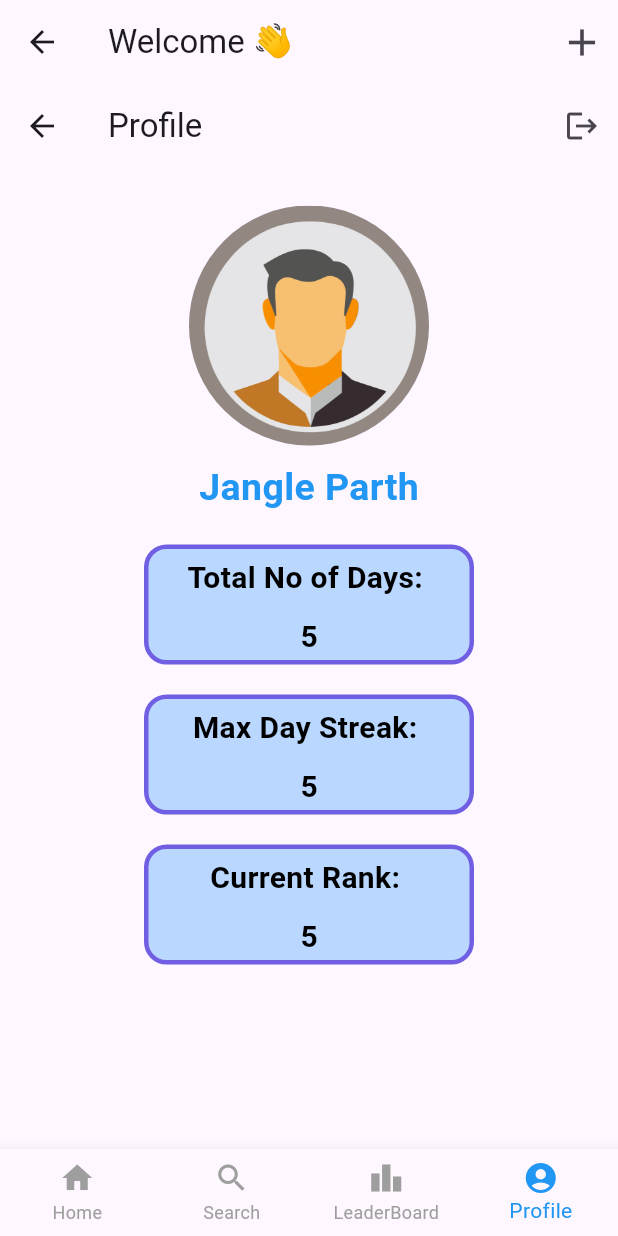
After one commit to Jangle-Parth/Code-Everyday, a Flutter app: the HomeScreen screen opened directly, item 4 of the bottom bar chosen, after a tap on the "logout" icon, on a phone screen of 412 x 824 dp. The commit adds this screen. Run offline on Flutter 3.47's test engine with Material 3 defaults, Android fonts, the phone set to English and light mode, and no system bars; our stand-ins replace cloud_firestore, firebase_auth, firebase_core; accounts and stored records are empty.

Commit message:
worked on profile screen

```diff
--- a/lib/firebase/database.dart
+++ b/lib/firebase/database.dart
@@ -2,15 +2,15 @@ import 'package:cloud_firestore/cloud_firestore.dart';
 import 'package:firebase_auth/firebase_auth.dart';
 
 class DatabaseMethods {
-  Future addDay(Map<String, dynamic> dayinfo, String id) async {
-    return await FirebaseFirestore.instance
-        .collection("Days")
-        .doc(id)
-        .set(dayinfo);
+  Future addDay(Map<String, dynamic> dayinfo) async {
+    return await FirebaseFirestore.instance.collection("Days").add(dayinfo);
   }
 
   Future<Stream<QuerySnapshot>> getDays() async {
-    return await FirebaseFirestore.instance.collection("Days").snapshots();
+    return await FirebaseFirestore.instance
+        .collection("Days")
+        .orderBy("day", descending: true)
+        .snapshots();
   }
 
   Future<Stream<QuerySnapshot>> getUser() async {
@@ -29,7 +29,8 @@ class DatabaseMethods {
         Map<String, dynamic> user = {
           "name": username,
           "email": email,
-          "uid": cred.user?.uid
+          "uid": cred.user?.uid,
+          "days": 0
         };
 
         return await FirebaseFirestore.instance
@@ -39,4 +40,26 @@ class DatabaseMethods {
       }
     } catch (e) {}
   }
+
+  Future<void> updateDay() async {
+    try {
+      DocumentReference userDocRef = FirebaseFirestore.instance
+          .collection('users')
+          .doc(FirebaseAuth.instance.currentUser?.uid);
+
+      await FirebaseFirestore.instance.runTransaction((transaction) async {
+        DocumentSnapshot userDocSnapshot = await transaction.get(userDocRef);
+        if (userDocSnapshot.exists) {
+          int currentDays = userDocSnapshot['days'];
+          transaction.update(userDocRef, {'days': currentDays + 1});
+        }
+      });
+    } catch (e) {
+      print(e.toString());
+    }
+  }
+
+  Future signOut() async {
+    return await FirebaseAuth.instance.signOut();
+  }
 }
--- a/lib/screens/home.dart
+++ b/lib/screens/home.dart
@@ -1,8 +1,12 @@
 import 'package:cloud_firestore/cloud_firestore.dart';
 import 'package:code_everyday/data/messagemodel.dart';
 import 'package:code_everyday/firebase/database.dart';
+import 'package:code_everyday/screens/leaderboardscreen.dart';
+import 'package:code_everyday/screens/profilescreen.dart';
+import 'package:code_everyday/screens/searchscreen.dart';
 import 'package:code_everyday/widgets/message.dart';
 import 'package:code_everyday/widgets/messageform.dart';
+import 'package:firebase_auth/firebase_auth.dart';
 import 'package:flutter/material.dart';
 
 class HomeScreen extends StatefulWidget {
@@ -10,6 +14,14 @@ class HomeScreen extends StatefulWidget {
 
   @override
   State<HomeScreen> createState() => _HomeScreenState();
+}
+
+Future getUserData() async {
+  DocumentSnapshot userDoc = await FirebaseFirestore.instance
+      .collection('users')
+      .doc(FirebaseAuth.instance.currentUser?.uid)
+      .get();
+  return userDoc;
 }
 
 class _HomeScreenState extends State<HomeScreen> {
@@ -28,6 +40,12 @@ class _HomeScreenState extends State<HomeScreen> {
   }
 
   Stream? DayStream;
+  int pageindex = 0;
+  List screens = [
+    const SearchScreen(),
+    const LeaderBoardScreen(),
+    const ProfileScreen(),
+  ];
   getontheload() async {
     DayStream = await DatabaseMethods().getDays();
     setState(() {});
@@ -55,22 +73,46 @@ class _HomeScreenState extends State<HomeScreen> {
                   )
                 ],
               ),
-              body: snapshot.hasData
+              bottomNavigationBar: BottomNavigationBar(
+                  type: BottomNavigationBarType.fixed,
+                  currentIndex: pageindex,
+                  selectedItemColor: Colors.blue,
+                  unselectedItemColor: Colors.grey,
+                  onTap: (index) {
+                    setState(() {
+                      pageindex = index;
+                    });
+                  },
+                  items: const [
+                    BottomNavigationBarItem(
+                      icon: Icon(Icons.home),
+                      label: "Home",
+                    ),
+                    BottomNavigationBarItem(
+                        icon: Icon(Icons.search), label: "Search"),
+                    BottomNavigationBarItem(
+                        icon: Icon(Icons.leaderboard), label: "LeaderBoard"),
+                    BottomNavigationBarItem(
+                        icon: Icon(Icons.account_circle), label: "Profile"),
+                  ]),
+              body: pageindex == 0
+                  ? snapshot.hasData
                       ? ListView.builder(
                           itemCount: snapshot.data.docs.length,
                           itemBuilder: (BuildContext context, int index) {
                             DocumentSnapshot doc = snapshot.data.docs[index];
                             return Message(
                               message: MessageModel(
-                              day: doc['day'],
+                                  day: "${doc['day']}",
                                   message: doc['message'],
                                   name: doc['name']),
                             );
                           },
                         )
                       : const Center(
-                      child: Text("Aarambh"),
-                    ));
+                          child: CircularProgressIndicator(),
+                        )
+                  : screens[pageindex - 1]);
         });
   }
 }
--- /dev/null
+++ b/lib/screens/profilescreen.dart
@@ -0,0 +1,180 @@
+import 'package:code_everyday/firebase/database.dart';
+import 'package:flutter/material.dart';
+
+class ProfileScreen extends StatelessWidget {
+  const ProfileScreen({super.key});
+
+  @override
+  Widget build(BuildContext context) {
+    return Scaffold(
+        appBar: AppBar(
+          title: const Text("Profile"),
+          actions: [
+            IconButton(
+              icon: const Icon(Icons.logout),
+              onPressed: () => DatabaseMethods().signOut(),
+            ),
+          ],
+        ),
+        body: Column(children: [
+          const SizedBox(
+            height: 25,
+          ),
+          Center(
+            child: Column(
+              children: [
+                const CircleAvatar(
+                  backgroundImage: AssetImage("assets/default_profile.jpg"),
+                  radius: 80,
+                ),
+                const SizedBox(
+                  height: 10,
+                ),
+                const Text(
+                  "Jangle Parth",
+                  style: TextStyle(
+                      fontSize: 25,
+                      fontWeight: FontWeight.bold,
+                      color: Colors.blue),
+                ),
+                const SizedBox(
+                  height: 20,
+                ),
+                Container(
+                  height: 80,
+                  width: 220,
+                  decoration: BoxDecoration(
+                    color: const Color.fromARGB(255, 186, 215, 255),
+                    border: const Border(
+                      bottom: BorderSide(
+                          color: Color.fromARGB(255, 112, 95, 226), width: 3),
+                      top: BorderSide(
+                          color: Color.fromARGB(255, 112, 95, 226), width: 3),
+                      right: BorderSide(
+                          color: Color.fromARGB(255, 112, 95, 226), width: 3),
+                      left: BorderSide(
+                          color: Color.fromARGB(255, 112, 95, 226), width: 3),
+                    ),
+                    borderRadius: BorderRadius.circular(15),
+                  ),
+                  child: const Column(
+                    children: [
+                      SizedBox(
+                        height: 5,
+                      ),
+                      Text(
+                        "Total No of Days: ",
+                        style: TextStyle(
+                            color: Colors.black,
+                            fontWeight: FontWeight.w700,
+                            fontSize: 20),
+                      ),
+                      SizedBox(
+                        height: 10,
+                      ),
+                      Text(
+                        "5",
+                        style: TextStyle(
+                            color: Colors.black,
+                            fontWeight: FontWeight.w700,
+                            fontSize: 20),
+                      ),
+                    ],
+                  ),
+                ),
+                const SizedBox(
+                  height: 20,
+                ),
+                Container(
+                  height: 80,
+                  width: 220,
+                  decoration: BoxDecoration(
+                    color: const Color.fromARGB(255, 186, 215, 255),
+                    border: const Border(
+                      bottom: BorderSide(
+                          color: Color.fromARGB(255, 112, 95, 226), width: 3),
+                      top: BorderSide(
+                          color: Color.fromARGB(255, 112, 95, 226), width: 3),
+                      right: BorderSide(
+                          color: Color.fromARGB(255, 112, 95, 226), width: 3),
+                      left: BorderSide(
+                          color: Color.fromARGB(255, 112, 95, 226), width: 3),
+                    ),
+                    borderRadius: BorderRadius.circular(15),
+                  ),
+                  child: const Column(
+                    children: [
+                      SizedBox(
+                        height: 5,
+                      ),
+                      Text(
+                        "Max Day Streak: ",
+                        style: TextStyle(
+                            color: Colors.black,
+                            fontWeight: FontWeight.w700,
+                            fontSize: 20),
+                      ),
+                      SizedBox(
+                        height: 10,
+                      ),
+                      Text(
+                        "5",
+                        style: TextStyle(
+                            color: Colors.black,
+                            fontWeight: FontWeight.w700,
+                            fontSize: 20),
+                      ),
+                    ],
+                  ),
+                ),
+                const SizedBox(
+                  height: 20,
+                ),
+                Container(
+                  height: 80,
+                  width: 220,
+                  decoration: BoxDecoration(
+                    color: const Color.fromARGB(255, 186, 215, 255),
+                    border: const Border(
+                      bottom: BorderSide(
+                          color: Color.fromARGB(255, 112, 95, 226), width: 3),
+                      top: BorderSide(
+                          color: Color.fromARGB(255, 112, 95, 226), width: 3),
+                      right: BorderSide(
+                          color: Color.fromARGB(255, 112, 95, 226), width: 3),
+                      left: BorderSide(
+                          color: Color.fromARGB(255, 112, 95, 226), width: 3),
+                    ),
+                    borderRadius: BorderRadius.circular(15),
+                  ),
+                  child: const Column(
+                    children: [
+                      SizedBox(
+                        height: 5,
+                      ),
+                      Text(
+                        "Current Rank: ",
+                        style: TextStyle(
+                            color: Colors.black,
+                            fontWeight: FontWeight.w700,
+                            fontSize: 20),
+                      ),
+                      SizedBox(
+                        height: 10,
+                      ),
+                      Text(
+                        "5",
+                        style: TextStyle(
+                            color: Colors.black,
+                            fontWeight: FontWeight.w700,
+                            fontSize: 20),
+                      ),
+                    ],
+                  ),
+                ),
+              ],
+            ),
+          ),
+        ]));
+  }
+}
--- a/pubspec.yaml
+++ b/pubspec.yaml
@@ -37,7 +37,6 @@ dependencies:
   get: ^4.6.6
 
 dev_dependencies:
-
   # The "flutter_lints" package below contains a set of recommended lints to
   # encourage good coding practices. The lint set provided by the package is
   # activated in the `analysis_options.yaml` file located at the root of your
@@ -56,9 +55,8 @@ flutter:
   # the material Icons class.
   uses-material-design: true
   # To add assets to your application, add an assets section, like this:
-  # assets:
-  #   - images/a_dot_burr.jpeg
-  #   - images/a_dot_ham.jpeg
+  assets:
+    - assets/default_profile.jpg
   # An image asset can refer to one or more resolution-specific "variants", see
   # https://flutter.dev/assets-and-images/#resolution-aware
   # For details regarding adding assets from package dependencies, see
```
Also changed, not shown: lib/main.dart (+5 -2 lines), lib/screens/leaderboardscreen.dart (added, +15 -0 lines), lib/screens/searchscreen.dart (added, +10 -0 lines), lib/widgets/custom_icon.dart (deleted, +0 -47 lines), lib/widgets/messageform.dart (+11 -11 lines), assets/default_profile.jpg (added). Lines whose indentation alone changed are shown as unchanged.
